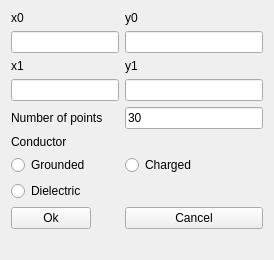
Above: circledetails.ui from aleksejkvasnikov/delaunator before the change. Below: the same form after it.
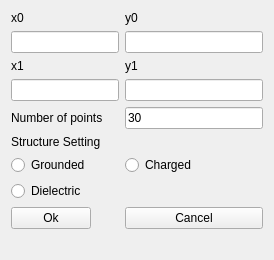
That is the form after the change.

Patch:
```diff
--- a/circledetails.ui
+++ b/circledetails.ui
@@ -64,7 +64,7 @@
    <item row="5" column="0">
     <widget class="QLabel" name="label">
      <property name="text">
-      <string>Conductor</string>
+      <string>Structure Setting</string>
      </property>
     </widget>
    </item>
```
